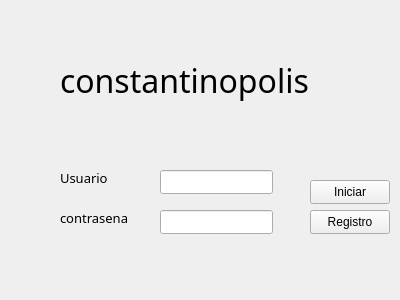
Old version of the form registro.ui in the repository mauriciogiraldou/PROYECTO-FINAL-MauricioRafael.
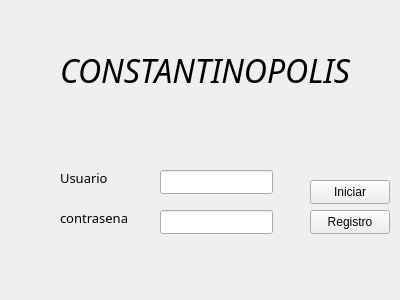
New version of the form.

```diff
--- a/registro.ui
+++ b/registro.ui
@@ -17,19 +17,20 @@
    <property name="geometry">
     <rect>
      <x>60</x>
-     <y>60</y>
-     <width>261</width>
-     <height>41</height>
+     <y>30</y>
+     <width>291</width>
+     <height>81</height>
     </rect>
    </property>
    <property name="font">
     <font>
-     <family>Segoe Print</family>
+     <family>Monotype Corsiva</family>
      <pointsize>24</pointsize>
+     <italic>true</italic>
     </font>
    </property>
    <property name="text">
-    <string>constantinopolis</string>
+    <string>CONSTANTINOPOLIS</string>
    </property>
   </widget>
   <widget class="QLabel" name="label_2">
```
